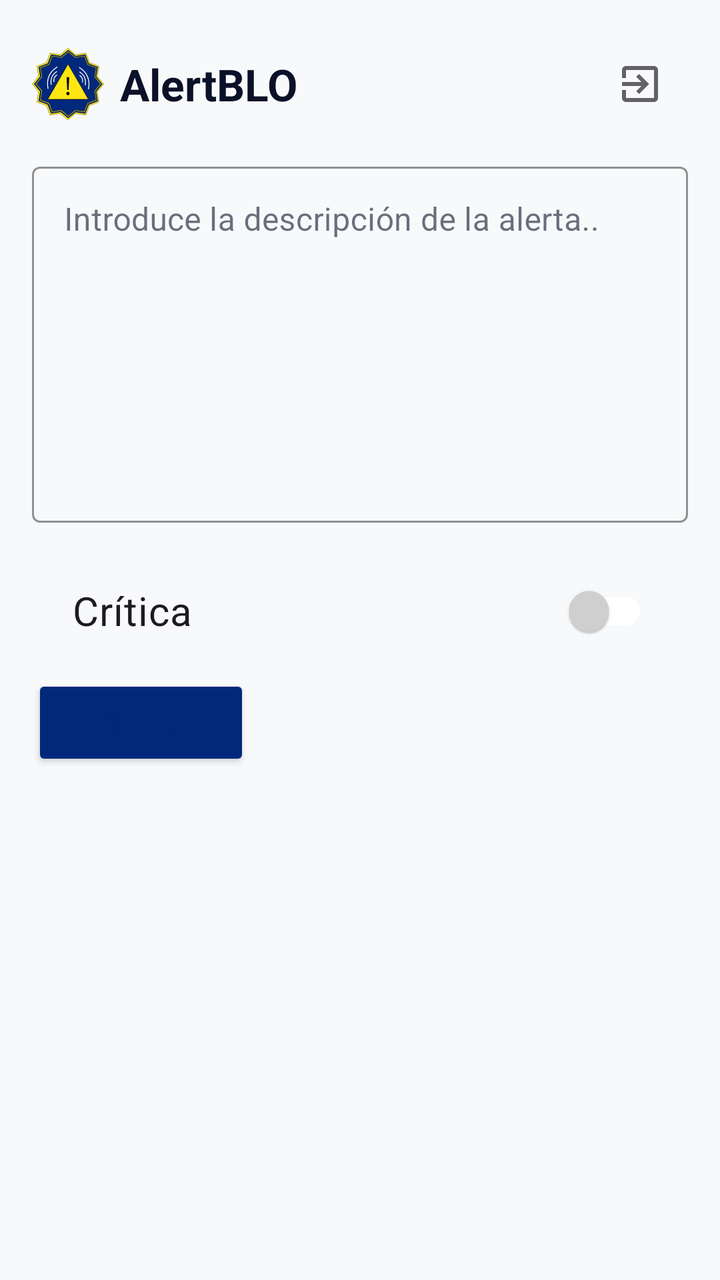
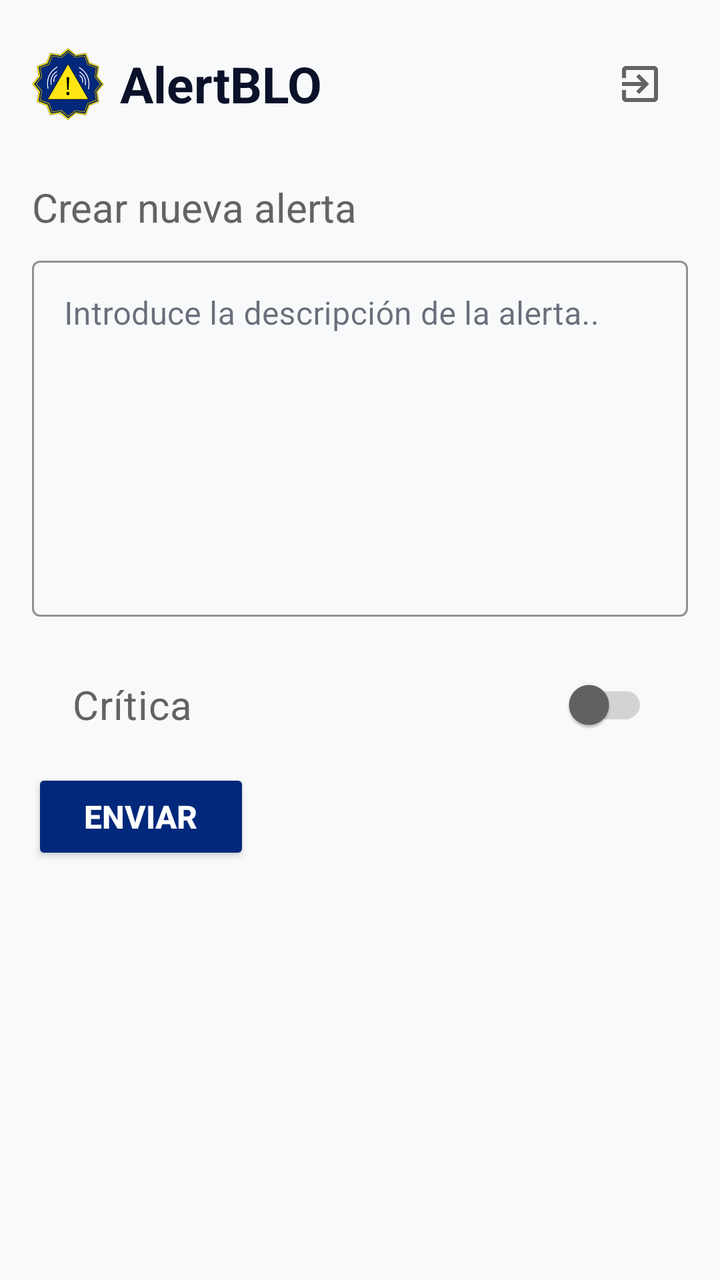

An Android layout rendered at two revisions. The XML below is the earlier revision; the diff shows what the commit changed to produce the second picture.
<!-- AndroidManifest.xml: application theme Theme.AlertBLO -->
<!-- res/layout/fragment_home.xml -->
<?xml version="1.0" encoding="utf-8"?>
<LinearLayout xmlns:android="http://schemas.android.com/apk/res/android"
    xmlns:app="http://schemas.android.com/apk/res-auto"
    android:layout_width="match_parent"
    android:layout_height="match_parent"
    android:orientation="vertical"
    android:paddingStart="16dp"
    android:paddingEnd="16dp"
    android:paddingTop="14dp"
    android:background="?attr/android:windowBackground" >

    <RelativeLayout
        android:layout_width="match_parent"
        android:layout_height="wrap_content"
        android:paddingBottom="8dp" >

        <ImageView
            android:id="@+id/logoApp"
            android:layout_width="36dp"
            android:layout_height="36dp"
            android:layout_alignParentStart="true"
            android:layout_centerVertical="true"
            android:src="@drawable/ic_vect_logo_app_admin"
            android:scaleType="fitCenter"
            android:contentDescription="@null"
            android:layout_marginEnd="8dp" />

        <TextView
            android:id="@+id/txtAppName"
            android:layout_width="wrap_content"
            android:layout_height="wrap_content"
            android:layout_centerVertical="true"
            android:layout_toStartOf="@id/btn_salir"
            android:layout_toEndOf="@id/logoApp"
            android:layout_marginEnd="8dp"
            android:gravity="start"
            android:maxLines="1"
            android:ellipsize="end"
            android:text="@string/txt_appname"
            android:textSize="22sp"
            android:textStyle="bold"
            android:textColor="?attr/colorOnSurface" />

        <ImageButton
            android:id="@+id/btn_salir"
            android:layout_width="48dp"
            android:layout_height="48dp"
            android:layout_alignParentEnd="true"
            android:layout_centerVertical="true"
            android:background="?attr/selectableItemBackgroundBorderless"
            android:contentDescription="@string/txt_salir"
            android:src="@drawable/ic_salir"
            app:tint="?attr/colorOnSurfaceVariant" />

    </RelativeLayout>

    <com.google.android.material.textfield.TextInputLayout
        android:layout_width="match_parent"
        android:layout_height="wrap_content"
        android:layout_marginTop="8dp"
        android:layout_marginBottom="4dp"
        style="@style/Widget.MaterialComponents.TextInputLayout.OutlinedBox"
        app:boxStrokeColor="?attr/colorPrimary"
        app:hintTextColor="?attr/colorSurfaceVariant" >

        <com.google.android.material.textfield.TextInputEditText
            android:id="@+id/alerta"
            android:layout_width="match_parent"
            android:layout_height="178dp"
            android:textSize="16sp"
            android:hint="@string/txt_text_fondo"
            android:inputType="textMultiLine"
            android:autofillHints="no"
            android:gravity="top"
            android:visibility="visible" />

    </com.google.android.material.textfield.TextInputLayout>

    <com.google.android.material.switchmaterial.SwitchMaterial
        android:id="@+id/sw_critica"
        android:layout_width="match_parent"
        android:layout_height="wrap_content"
        android:layout_marginTop="16dp"
        android:layout_marginBottom="8dp"
        android:paddingHorizontal="20dp"
        android:textSize="20sp"
        android:text="@string/sw_critica"
        app:thumbTint="@color/switch_thumb_selector"
        app:trackTint="@color/switch_track_selector" />

    <Button
        android:id="@+id/btt_crear"
        android:layout_width="109dp"
        android:layout_height="wrap_content"
        android:text="@string/txt_crear"
        android:textStyle="bold"
        android:textSize="16sp"
        android:backgroundTint="?attr/colorPrimary"
        android:textColor="?attr/colorSecondary" />

</LinearLayout>
<!-- resources referenced by this layout -->
<resources>
  <!-- drawable ic_salir (drawable) -->
  <vector xmlns:android="http://schemas.android.com/apk/res/android" android:autoMirrored="true" android:height="24dp" android:tint="#000000" android:viewportHeight="24" android:viewportWidth="24" android:width="24dp">
        
      <path android:fillColor="@android:color/white" android:pathData="M10.09,15.59L11.5,17l5,-5 -5,-5 -1.41,1.41L12.67,11H3v2h9.67l-2.58,2.59zM19,3H5c-1.11,0 -2,0.9 -2,2v4h2V5h14v14H5v-4H3v4c0,1.1 0.89,2 2,2h14c1.1,0 2,-0.9 2,-2V5c0,-1.1 -0.9,-2 -2,-2z"/>
      
  </vector>
  <!-- drawable ic_vect_logo_app_admin: vector/xml drawable (drawable, 3985 chars, omitted) -->
  <string name="sw_critica">Crítica</string>
  <string name="txt_appname" translatable="false">AlertBLO</string>
  <string name="txt_crear" translatable="false">Crear</string>
  <string name="txt_salir">salir</string>
  <string name="txt_text_fondo">Introduce la descripción de la alerta..</string>
  <style name="Theme.AlertBLO" parent="Base.Theme.AlertBLO" />
  <style name="Base.Theme.AlertBLO" parent="Theme.Material3.DayNight.NoActionBar">
          
          
          <item name="android:statusBarColor">@color/fondo</item>
          <item name="android:windowLightStatusBar">true</item>
          <item name="android:windowBackground">@color/fondo</item>
  
          <item name="colorPrimary">@color/azul</item>
          <item name="colorOnPrimary">@color/blanco</item>
          <item name="colorSecondary">@color/azul</item>
  
          <item name="colorOnSecondaryContainer">@color/gris</item>
          <item name="colorSecondaryContainer">@color/gris_claro</item>
  
          <item name="colorSurface">@color/blanco</item>
          <item name="colorOnSurface">@color/azul_oscuro</item>
          <item name="colorSurfaceVariant">@color/gris_claro</item>
          <item name="colorOnSurfaceVariant">@color/gris</item>
          <item name="colorOutline">@color/negro</item>
  
          <item name="colorAlertaCritica">@color/rojo</item>
          <item name="colorOnAlertaCritica">@color/blanco</item>
          <item name="colorAlertaCriticaContainer">@color/rojo</item>
  
          <item name="colorAviso">@color/naranja</item>
          <item name="colorOnAviso">@color/blanco</item>
          <item name="colorAvisoContainer">@color/gris_claro</item>
  
          <item name="elevationOverlayEnabled">false</item>
          <item name="elevationOverlayColor">@android:color/transparent</item>
  
      </style>
  <color name="fondo">#F8F9FA</color>
  <color name="azul">#02287B</color>
  <color name="blanco">#FFFFFF</color>
  <color name="gris">#636366</color>
  <color name="gris_claro">#D3D3D3</color>
  <color name="azul_oscuro">#0A1128</color>
  <color name="negro">#000000</color>
  <color name="rojo">#C62828</color>
  <color name="naranja">#E65100</color>
</resources>

<!-- the commit's change to res/layout/fragment_home.xml (unified diff, before → after) -->
@@ -37,7 +37,7 @@
             android:maxLines="1"
             android:ellipsize="end"
             android:text="@string/txt_appname"
-            android:textSize="22sp"
+            android:textSize="25sp"
             android:textStyle="bold"
             android:textColor="?attr/colorOnSurface" />
 
@@ -54,6 +54,18 @@
 
     </RelativeLayout>
 
+    <TextView
+        android:id="@+id/tit_crear_Alerta"
+        android:layout_width="wrap_content"
+        android:layout_height="wrap_content"
+        android:gravity="start"
+        android:maxLines="1"
+        android:ellipsize="end"
+        android:text="Crear nueva alerta"
+        android:textSize="20sp"
+        android:layout_marginTop="20dp"
+        android:textColor="?attr/colorOnSecondaryContainer" />
+
     <com.google.android.material.textfield.TextInputLayout
         android:layout_width="match_parent"
         android:layout_height="wrap_content"
@@ -61,7 +73,7 @@
         android:layout_marginBottom="4dp"
         style="@style/Widget.MaterialComponents.TextInputLayout.OutlinedBox"
         app:boxStrokeColor="?attr/colorPrimary"
-        app:hintTextColor="?attr/colorSurfaceVariant" >
+        app:hintTextColor="?attr/colorOnSurfaceVariant" >
 
         <com.google.android.material.textfield.TextInputEditText
             android:id="@+id/alerta"
@@ -85,6 +97,7 @@
         android:paddingHorizontal="20dp"
         android:textSize="20sp"
         android:text="@string/sw_critica"
+        android:textColor="?attr/colorOnSurfaceVariant"
         app:thumbTint="@color/switch_thumb_selector"
         app:trackTint="@color/switch_track_selector" />
 
@@ -96,6 +109,6 @@
         android:textStyle="bold"
         android:textSize="16sp"
         android:backgroundTint="?attr/colorPrimary"
-        android:textColor="?attr/colorSecondary" />
+        android:textColor="?attr/colorOnPrimary" />
 
 </LinearLayout>
<!-- resource entries referenced after the edit -->
@@ -9,8 +9,8 @@
   <!-- drawable ic_vect_logo_app_admin: vector/xml drawable (drawable, 3985 chars, omitted) -->
   <string name="sw_critica">Crítica</string>
   <string name="txt_appname" translatable="false">AlertBLO</string>
-  <string name="txt_crear" translatable="false">Crear</string>
-  <string name="txt_salir">salir</string>
+  <string name="txt_crear" translatable="false">Enviar</string>
+  <string name="txt_salir">Salir</string>
   <string name="txt_text_fondo">Introduce la descripción de la alerta..</string>
   <style name="Theme.AlertBLO" parent="Base.Theme.AlertBLO" />
   <style name="Base.Theme.AlertBLO" parent="Theme.Material3.DayNight.NoActionBar">
@@ -23,6 +23,7 @@
           <item name="colorPrimary">@color/azul</item>
           <item name="colorOnPrimary">@color/blanco</item>
           <item name="colorSecondary">@color/azul</item>
+          <item name="colorOnSecondary">@color/amarillo</item>
   
           <item name="colorOnSecondaryContainer">@color/gris</item>
           <item name="colorSecondaryContainer">@color/gris_claro</item>
@@ -48,6 +49,7 @@
   <color name="fondo">#F8F9FA</color>
   <color name="azul">#02287B</color>
   <color name="blanco">#FFFFFF</color>
+  <color name="amarillo">#FFE613</color>
   <color name="gris">#636366</color>
   <color name="gris_claro">#D3D3D3</color>
   <color name="azul_oscuro">#0A1128</color>
